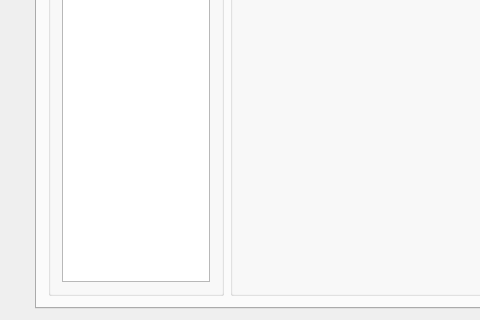
First picture: the form in forms_unix/lemon.ui, repository Project-LemonLime/Project_LemonLime, before the edit; both pictures show x 0 to 480 and y 190 to 510 of the 725 by 510 pixel window.
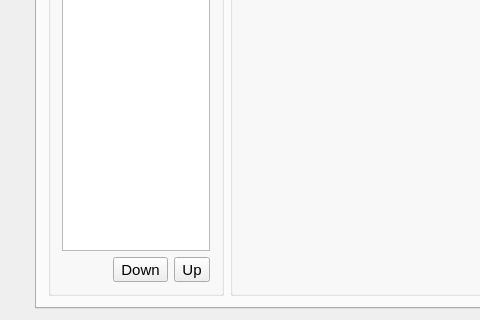
Second picture: the form after the edit. The open tabs and pages were chosen to show the change. Icons and pictures are not drawn. Custom widgets are drawn as their Qt base class.

Commit message: LemonLime 终于支持更改题目顺序了

Patch:
```diff
--- a/forms_unix/lemon.ui
+++ b/forms_unix/lemon.ui
@@ -111,6 +111,45 @@
              </column>
             </widget>
            </item>
+           <item>
+            <layout class="QHBoxLayout" name="horizontalLayout_7">
+             <item>
+              <spacer name="horizontalSpacer_2">
+               <property name="orientation">
+                <enum>Qt::Horizontal</enum>
+               </property>
+               <property name="sizeHint" stdset="0">
+                <size>
+                 <width>40</width>
+                 <height>20</height>
+                </size>
+               </property>
+              </spacer>
+             </item>
+             <item>
+              <widget class="QToolButton" name="moveDownButton">
+               <property name="text">
+                <string>Down</string>
+               </property>
+               <property name="icon">
+                <iconset resource="../resource.qrc">
+                 <normaloff>:/icon/downarrow.png</normaloff>:/icon/downarrow.png</iconset>
+               </property>
+              </widget>
+             </item>
+             <item>
+              <widget class="QToolButton" name="moveUpButton">
+               <property name="text">
+                <string>Up</string>
+               </property>
+               <property name="icon">
+                <iconset resource="../resource.qrc">
+                 <normaloff>:/icon/uparrow.png</normaloff>:/icon/uparrow.png</iconset>
+               </property>
+              </widget>
+             </item>
+            </layout>
+           </item>
           </layout>
          </widget>
         </item>
```
Left out of the diff: 9 changed lines with no effect on the pictures. The commit also changes 13 other files.
